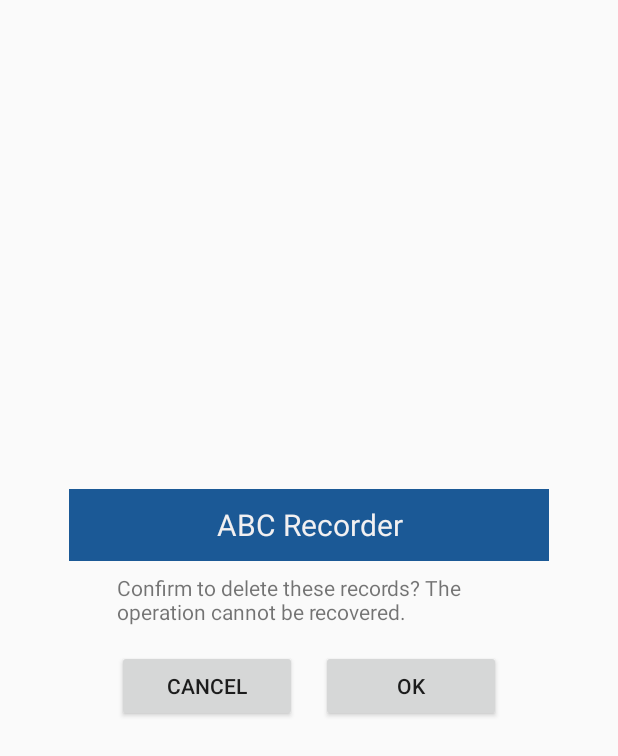
After one commit to RockfordWei/abcrecorder, an Android app: the layout dialog_ok_cancel.xml on its own in the app's theme, with its tools: preview values and no code run, on a phone screen of 412 x 824 dp. The commit adds this screen. Shown: the top 756 px of the screen. Run offline under Robolectric (Android 15) with nearby library versions, the phone set to English and light mode, and no system bars.

Commit message:
implementing the deletion.

```diff
--- a/android/app/src/main/java/ca/treefrog/abcrecorder/Extensions.kt
+++ b/android/app/src/main/java/ca/treefrog/abcrecorder/Extensions.kt
@@ -1,5 +1,7 @@
 package ca.treefrog.abcrecorder
 
+import android.app.Dialog
+import android.widget.TextView
 import java.text.SimpleDateFormat
 import java.util.*
 
@@ -30,3 +32,23 @@ fun String.toTimestamp(format: String = "yyyy-MM-dd HH:mm"): Date {
     val fmt = SimpleDateFormat(format, Locale.getDefault())
     return fmt.parse(this)?:Date()
 }
+
+fun Dialog.confirm(title: String? = null, message: String? = null, ok: ()-> Unit) {
+    setContentView(R.layout.dialog_ok_cancel)
+    title?.let {
+        val textDialogTitle = findViewById<TextView>(R.id.textDialogTitle)
+        textDialogTitle.text = it
+    }
+    message?.let {
+        val textDialogContent = findViewById<TextView>(R.id.textDialogContent)
+        textDialogContent.text = it
+    }
+    val buttonOk = findViewById<android.widget.Button>(R.id.buttonDialogOK)
+    val buttonCancel = findViewById<android.widget.Button>(R.id.buttonDialogCancel)
+    buttonCancel.setOnClickListener { dismiss() }
+    buttonOk.setOnClickListener {
+        dismiss()
+        ok()
+    }
+    show()
+}
--- a/android/app/src/main/java/ca/treefrog/abcrecorder/MainActivity.kt
+++ b/android/app/src/main/java/ca/treefrog/abcrecorder/MainActivity.kt
@@ -1,5 +1,6 @@
 package ca.treefrog.abcrecorder
 
+import android.app.Dialog
 import android.content.Intent
 import androidx.appcompat.app.AppCompatActivity
 import android.os.Bundle
@@ -40,10 +41,12 @@ class MainActivity : AppCompatActivity() {
 
         buttonDelete.setOnClickListener {
 
-            adapter.selection.forEach {
-                default.delete(it)
+            Dialog(this).confirm {
+                adapter.selection.forEach {
+                    default.delete(it)
+                }
+                reload()
             }
-            reload()
         }
 
         buttonAll.setOnClickListener {
--- /dev/null
+++ b/android/app/src/main/res/layout/dialog_ok_cancel.xml
@@ -0,0 +1,65 @@
+<?xml version="1.0" encoding="utf-8"?>
+<androidx.constraintlayout.widget.ConstraintLayout
+    xmlns:android="http://schemas.android.com/apk/res/android"
+    xmlns:app="http://schemas.android.com/apk/res-auto"
+    android:layout_gravity="center"
+    android:layout_width="320dp"
+    android:layout_height="wrap_content">
+
+    <TextView
+        android:id="@+id/textDialogTitle"
+        android:text="@string/app_name"
+        android:textSize="20sp"
+        android:textColor="@color/colorBackground"
+        android:layout_width="match_parent"
+        android:layout_height="48dp"
+        android:gravity="center"
+        android:background="@color/colorPrimary"
+        app:layout_constraintTop_toTopOf="parent"
+        app:layout_constraintStart_toStartOf="parent"
+        app:layout_constraintEnd_toEndOf="parent" />
+    <TextView
+        android:id="@+id/textDialogContent"
+        android:layout_width="match_parent"
+        android:layout_height="wrap_content"
+        android:layout_marginStart="32dp"
+        android:layout_marginEnd="32dp"
+        android:layout_marginTop="8dp"
+        android:layout_marginBottom="8dp"
+        android:textSize="14sp"
+        android:text="@string/text_deletion_confirmation"
+        android:hint="@string/app_name"
+        android:autofillHints="@string/app_name"
+        app:layout_constraintStart_toStartOf="parent"
+        app:layout_constraintEnd_toEndOf="parent"
+        app:layout_constraintTop_toBottomOf="@id/textDialogTitle" />
+
+    <LinearLayout
+        android:id="@+id/dialogButtons"
+        app:layout_constraintStart_toStartOf="parent"
+        app:layout_constraintEnd_toEndOf="parent"
+        app:layout_constraintTop_toBottomOf="@id/textDialogContent"
+        app:layout_constraintBottom_toBottomOf="parent"
+        android:layout_marginTop="16dp"
+        android:layout_marginBottom="16dp"
+        android:layout_marginStart="32dp"
+        android:layout_marginEnd="32dp"
+        android:orientation="horizontal"
+        android:layout_width="match_parent"
+        android:layout_height="48dp">
+        <android.widget.Button
+            android:id="@+id/buttonDialogCancel"
+            android:text="@string/text_cancel"
+            android:layout_width="0dp"
+            android:layout_weight="1"
+            android:layout_marginEnd="8dp"
+            android:layout_height="match_parent"/>
+        <android.widget.Button
+            android:id="@+id/buttonDialogOK"
+            android:text="@string/text_ok"
+            android:layout_marginStart="8dp"
+            android:layout_width="0dp"
+            android:layout_weight="1"
+            android:layout_height="match_parent"/>
+    </LinearLayout>
+</androidx.constraintlayout.widget.ConstraintLayout>
--- a/android/app/src/main/res/values/strings.xml
+++ b/android/app/src/main/res/values/strings.xml
@@ -24,4 +24,7 @@
     <string name="button_update_record">Update record</string>
     <string name="text_section_header">Section Header</string>
     <string name="text_label">%s: %s</string>
+    <string name="text_cancel">Cancel</string>
+    <string name="text_ok">OK</string>
+    <string name="text_deletion_confirmation">Confirm to delete these records? The operation cannot be recovered.</string>
 </resources>
```
